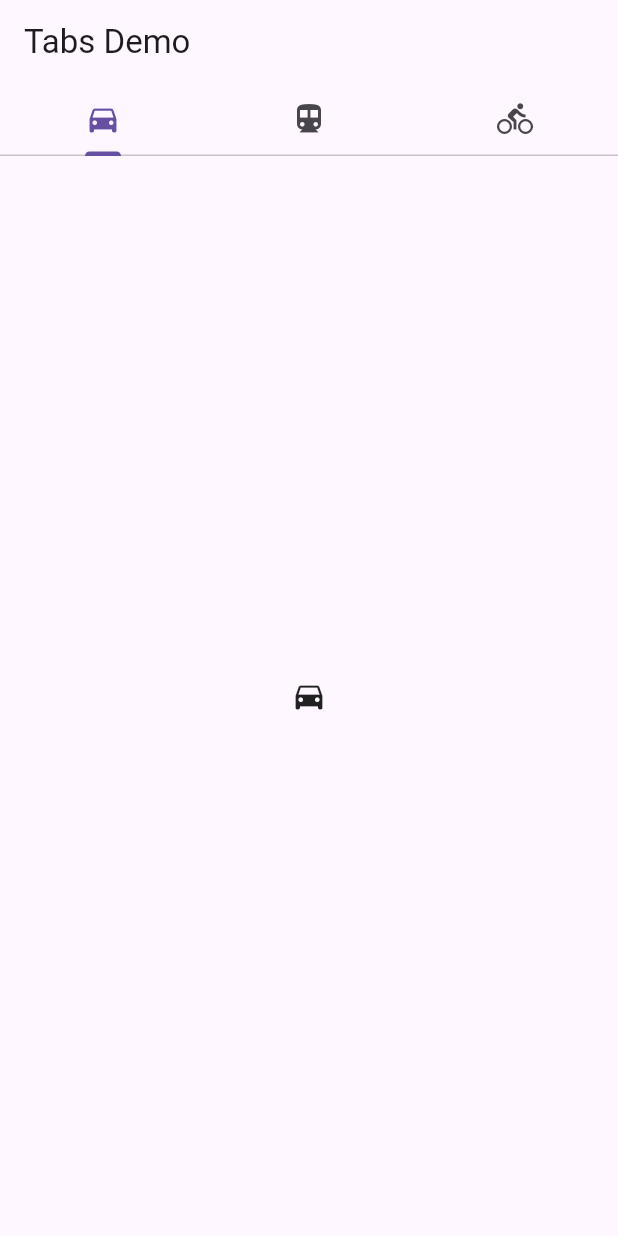
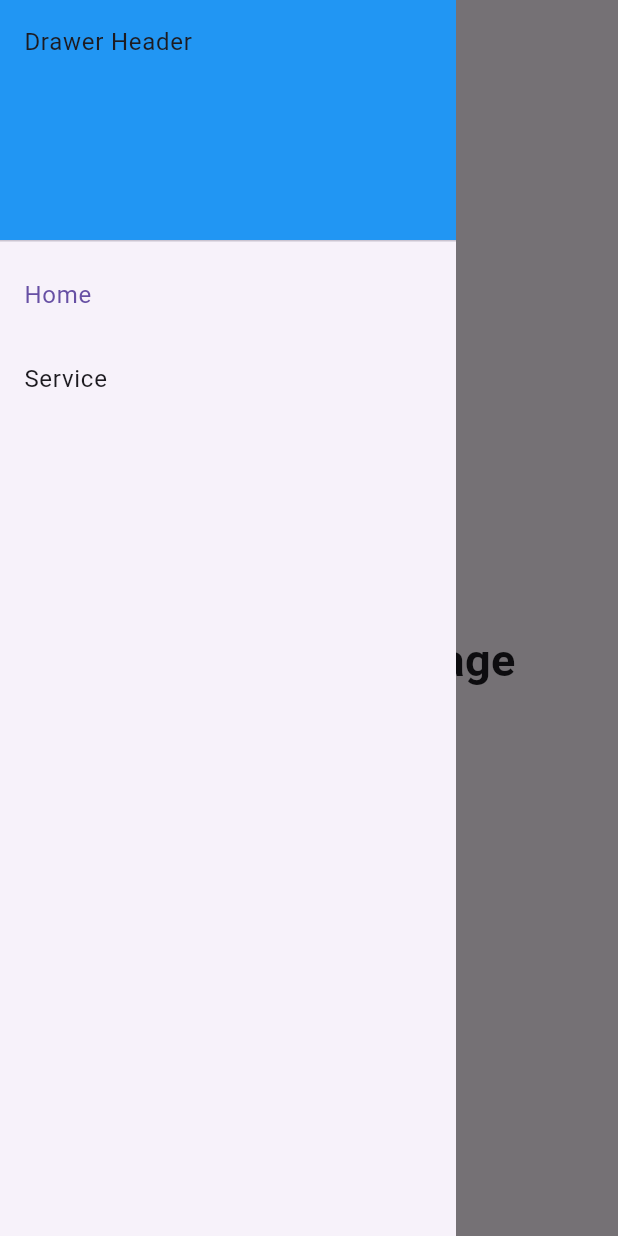
Before and after one commit to phquang98/flutter-project003, a Flutter app: the screen it shows after launch, with the side drawer open (before the commit the screen has no drawer), on a phone screen of 412 x 824 dp. Run offline on Flutter 3.47's test engine with Material 3 defaults, Android fonts, the phone set to English and light mode, and no system bars.

Commit message:
docs: add rules for trailing comma + example passing data children -> parent + example for drawer
docs: add rules for trailing comma

docs: add example for drawer

```diff
--- a/analysis_options.yaml
+++ b/analysis_options.yaml
@@ -1 +1,4 @@
 include: package:flutter_lints/flutter.yaml
+linter:
+  rules:
+    - require_trailing_commas
--- /dev/null
+++ b/lib/example_drawer.dart
@@ -0,0 +1,75 @@
+import 'package:flutter/material.dart';
+
+class DrawerExample extends StatefulWidget {
+  const DrawerExample({super.key, required this.title});
+
+  final String title;
+
+  @override
+  State<DrawerExample> createState() => _DrawerExampleState();
+}
+
+class _DrawerExampleState extends State<DrawerExample> {
+  int _selectedDrawer = 0;
+  static const TextStyle optionStyle =
+      TextStyle(fontSize: 30, fontWeight: FontWeight.bold);
+  static const List<Widget> _widgetOptions = <Widget>[
+    Text(
+      'Index 0: Home Page',
+      style: optionStyle,
+    ),
+    Text(
+      'Index 1: Service Page',
+      style: optionStyle,
+    ),
+  ];
+
+  void _onItemTapped(int index) {
+    setState(() {
+      _selectedDrawer = index;
+    });
+  }
+
+  // === Border with Drawer Shape ===
+  @override
+  Widget build(BuildContext context) {
+    return Scaffold(
+      appBar: AppBar(title: Text(widget.title)),
+      body: Center(
+        child: _widgetOptions[_selectedDrawer],
+      ),
+      drawer: Drawer(
+          shape: const RoundedRectangleBorder(
+            borderRadius: BorderRadius.all(Radius.circular(0)),
+            // borderRadius: BorderRadius.only(
+            //       topRight: Radius.circular(20),
+            //       bottomRight: Radius.circular(20)),
+          ),
+          child: ListView(
+            padding: const EdgeInsets.all(0),
+            children: [
+              const DrawerHeader(
+                decoration: BoxDecoration(color: Colors.blue),
+                child: Text('Drawer Header'),
+              ),
+              ListTile(
+                title: const Text('Home'),
+                selected: _selectedDrawer == 0,
+                onTap: () {
+                  _onItemTapped(0);
+                  Navigator.pop(context);
+                },
+              ),
+              ListTile(
+                title: const Text('Service'),
+                selected: _selectedDrawer == 1,
+                onTap: () {
+                  _onItemTapped(1);
+                  Navigator.pop(context);
+                },
+              ),
+            ],
+          )),
+    );
+  }
+}
--- a/lib/main.dart
+++ b/lib/main.dart
@@ -1,13 +1,17 @@
 import 'package:flutter/material.dart';
+
 import 'package:flutter_project003/example_datanavigate_01.dart';
-
+import 'package:flutter_project003/example_datanavigate_02.dart';
+import 'package:flutter_project003/example_drawer.dart';
 import 'package:flutter_project003/example_navigate.dart';
 import 'package:flutter_project003/example_tab.dart';
 
 void main() {
-  runApp(const Index(
-    showOption: 'Option One',
-  ));
+  runApp(
+    const Index(
+      showOption: 'Option Five',
+    ),
+  );
 }
 
 class Index extends StatelessWidget {
@@ -23,31 +27,54 @@ class Index extends StatelessWidget {
           title: 'Option One: Changing between tabs',
           debugShowCheckedModeBanner: true,
           // home: FirstRoute()
-            home: TabBarDemo());
+          home: TabBarDemo(),
+        );
 
       case 'Option Two':
         return const MaterialApp(
           title: 'Option Two: Navigate between screens',
           debugShowCheckedModeBanner: true,
           // home: FirstRoute()
-            home: FirstRoute());
+          home: FirstRoute(),
+        );
 
       case 'Option Three':
         final todoCltExample = List.generate(
           5,
-            (index) => Todo('TodoItem number $index',
-                'A description of what needs to be done for TodoItem $index'));
+          (index) => Todo(
+            'TodoItem number $index',
+            'A description of what needs to be done for TodoItem $index',
+          ),
+        );
 
         return MaterialApp(
           title: 'Option Three: Send data from parent -> children',
           debugShowCheckedModeBanner: true,
-            home: TodoCltScreen(todoClt: todoCltExample));
+          home: TodoCltScreen(todoClt: todoCltExample),
+        );
+
+      case 'Option Four':
+        return const MaterialApp(
+          title: 'Option Four: Send data from children -> parent',
+          debugShowCheckedModeBanner: true,
+          home: HomeScreen(),
+        );
+
+      case 'Option Five':
+        return const MaterialApp(
+          title: 'Option Five: How to create a basic drawer',
+          debugShowCheckedModeBanner: true,
+          home: DrawerExample(
+            title: 'Test',
+          ),
+        );
 
       default:
         return const MaterialApp(
           debugShowCheckedModeBanner: true,
           // home: FirstRoute()
-            home: TabBarDemo());
+          home: TabBarDemo(),
+        );
     }
   }
 }
```
Also changed, not shown: lib/example_datanavigate_01.dart (+7 -3 lines), lib/example_datanavigate_02.dart (added, +99 -0 lines), lib/example_navigate.dart (+6 -3 lines), lib/example_tab.dart (+14 -7 lines). Lines whose indentation alone changed are shown as unchanged.
